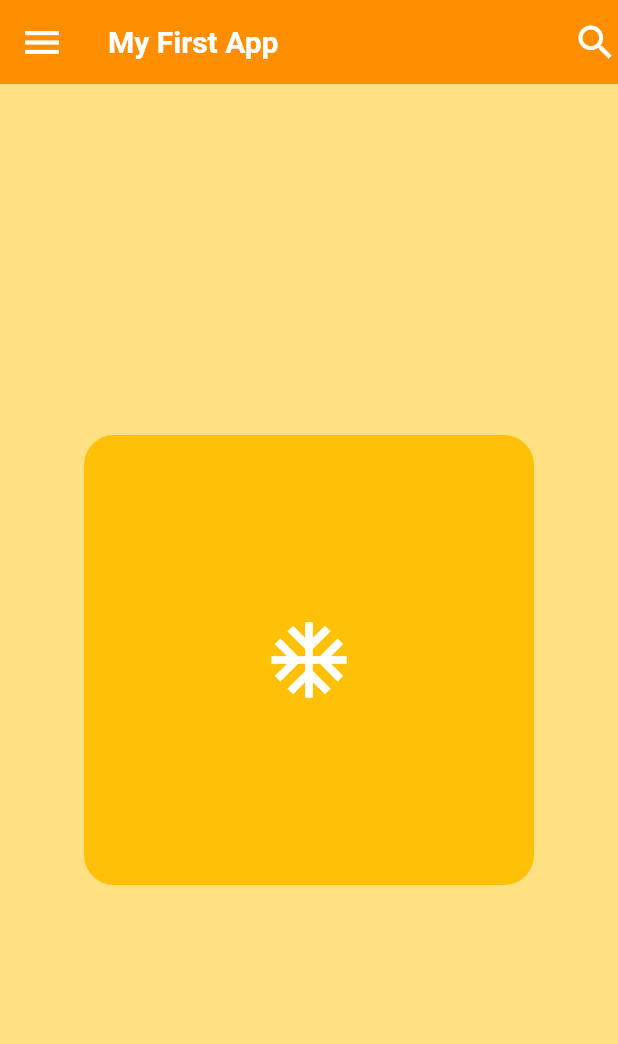
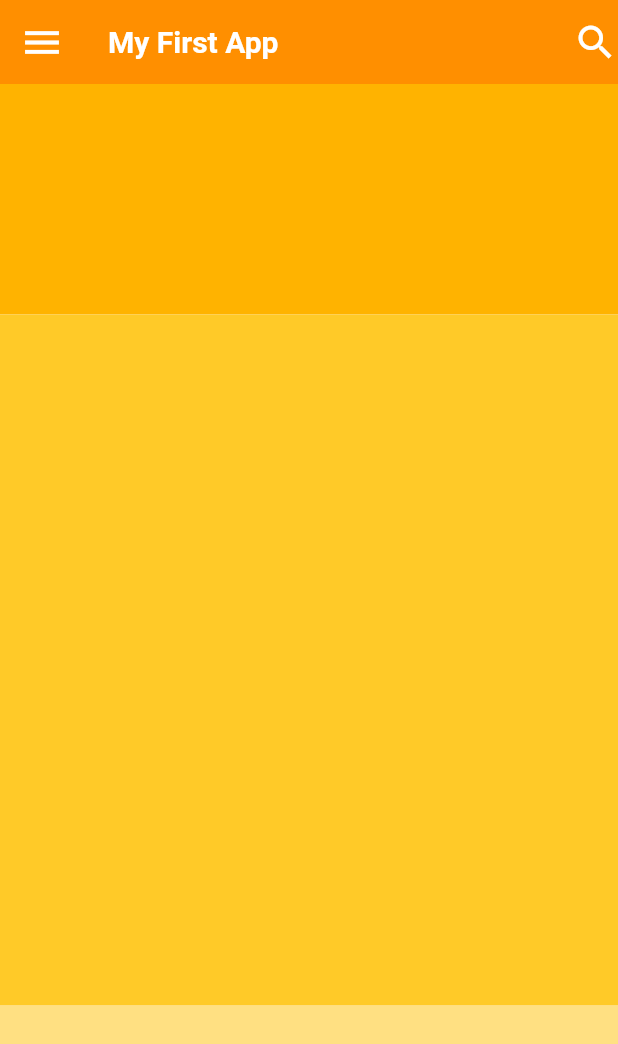
Before and after one commit to joharkhan99/flutter_basics, a Flutter app: the screen it shows after launch, on a phone screen of 412 x 824 dp. Shown: the top 1044 px of the screen. Run offline on Flutter 3.47's test engine with Material 3 defaults, Android fonts, the phone set to English and light mode, and no system bars.

Commit message:
Expanded widgets

```diff
--- a/lib/main.dart
+++ b/lib/main.dart
@@ -97,7 +97,7 @@ class MyApp extends StatelessWidget {
     return MaterialApp(
       debugShowCheckedModeBanner: false,
       home: Scaffold(
-        backgroundColor: Colors.amber.shade200,
+          // backgroundColor: Colors.amber.shade200,
           appBar: AppBar(
             backgroundColor: Colors.amber.shade800,
             title: Text("My First App"),
@@ -118,31 +118,30 @@ class MyApp extends StatelessWidget {
               ),
             ],
           ),
-        body: Center(
+          body: Column(
+            crossAxisAlignment: CrossAxisAlignment.end,
+            children: [
+              // 1st box
+              Expanded(
                 child: Container(
-            height: 300,
-            width: 300,
-            decoration: BoxDecoration(
-              color: Colors.amber,
-              borderRadius: BorderRadius.circular(20),
-            ),
-            padding: EdgeInsets.all(20),
-            // child: Text(
-            //   "Hello, I am Johar Khan",
-            //   style: TextStyle(
-            //     fontSize: 20,
-            //     fontWeight: FontWeight.bold,
-            //     color: Colors.white,
-            //   ),
-            // ),
-            child: Icon(
-              Icons.ac_unit,
-              color: Colors.white,
-              size: 60,
+                  color: Colors.amber.shade600,
                 ),
               ),
+              // 2nd box
+              Expanded(
+                flex: 3,
+                child: Container(
+                  color: Colors.amber.shade400,
                 ),
               ),
+              // 3rd box
+              Expanded(
+                child: Container(
+                  color: Colors.amber.shade200,
+                ),
+              ),
+            ],
+          )),
     );
   }
 }
```
Lines whose indentation alone changed are shown as unchanged.
